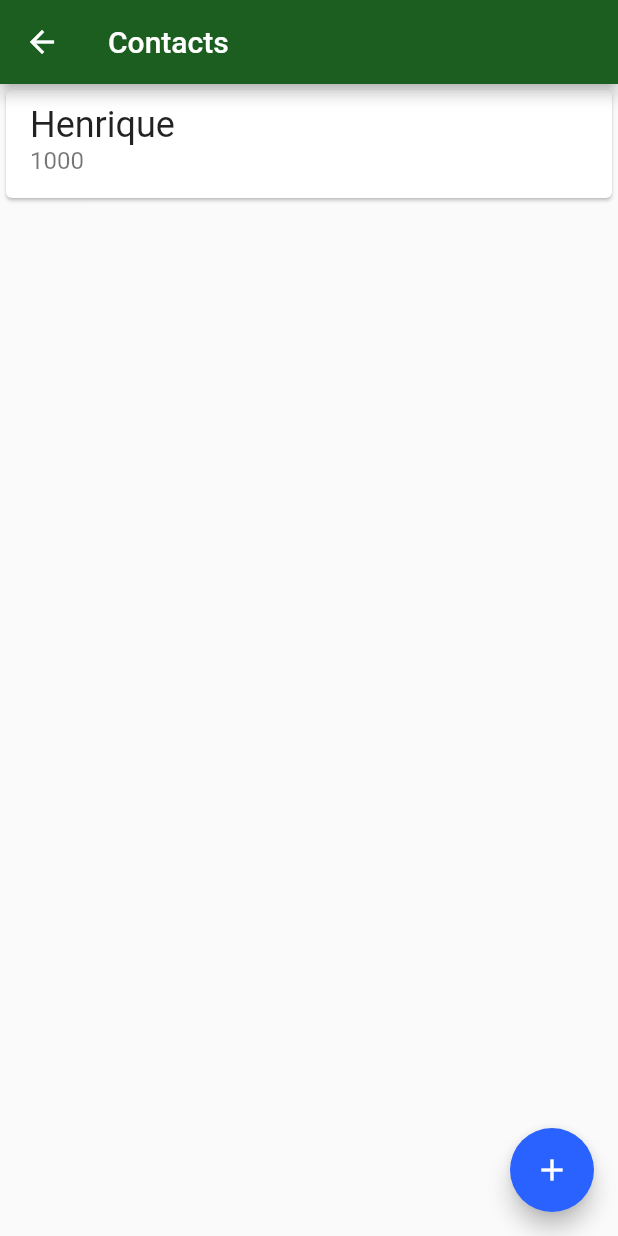
After one commit to henriquecrono/alura-bytebank, a Flutter app: the ContactsList screen opened directly, on a phone screen of 412 x 824 dp. The commit adds this screen. Run offline on Flutter 3.47's test engine with Material 2 defaults, Android fonts, the phone set to English and light mode, and no system bars.

Commit message:
contacts list Widget

```diff
--- a/lib/main.dart
+++ b/lib/main.dart
@@ -1,6 +1,7 @@
 import 'package:flutter/material.dart';
 
 import 'package:bytebank/screens/dashboard/dashboard.dart';
+import 'package:bytebank/screens/contacts/list.dart';
 
 void main() => runApp(ByteBank());
 
@@ -23,6 +24,7 @@ class ByteBank extends StatelessWidget {
         ),
       ),
       home: Dashboard(),
+      // home: ContactsList(),
     );
   }
 }
--- /dev/null
+++ b/lib/screens/contacts/list.dart
@@ -0,0 +1,33 @@
+import 'package:flutter/material.dart';
+
+class ContactsList extends StatelessWidget {
+  static const _appBarTitle = 'Contacts';
+  @override
+  Widget build(BuildContext context) {
+    return Scaffold(
+      appBar: AppBar(
+        title: Text(_appBarTitle),
+      ),
+      body: ListView(
+        children: <Widget>[
+          Card(
+            child: ListTile(
+              title: Text(
+                'Henrique',
+                style: TextStyle(fontSize: 24),
+              ),
+              subtitle: Text(
+                '1000',
+                style: TextStyle(fontSize: 16),
+              ),
+            ),
+          ),
+        ],
+      ),
+      floatingActionButton: FloatingActionButton(
+        onPressed: () {},
+        child: Icon(Icons.add),
+      ),
+    );
+  }
+}
```
